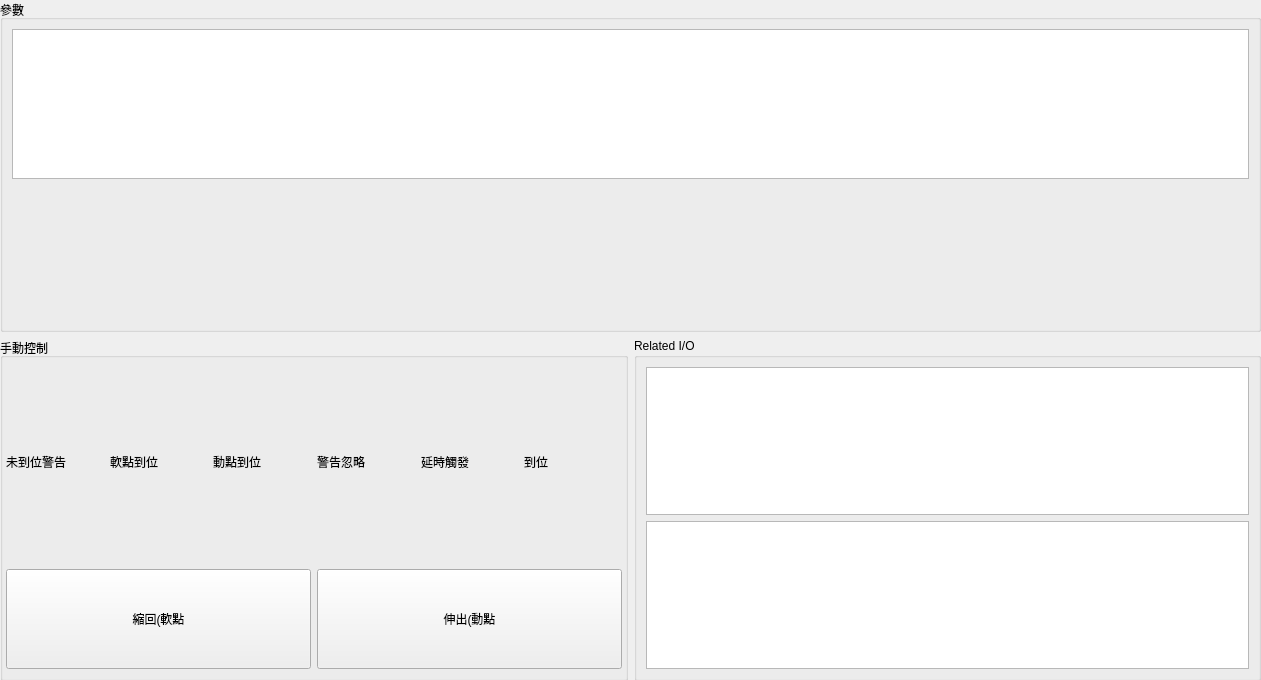
smandyscom/front-base-widget, file bank-view/frontcylinderpanel.ui: the form before one commit.
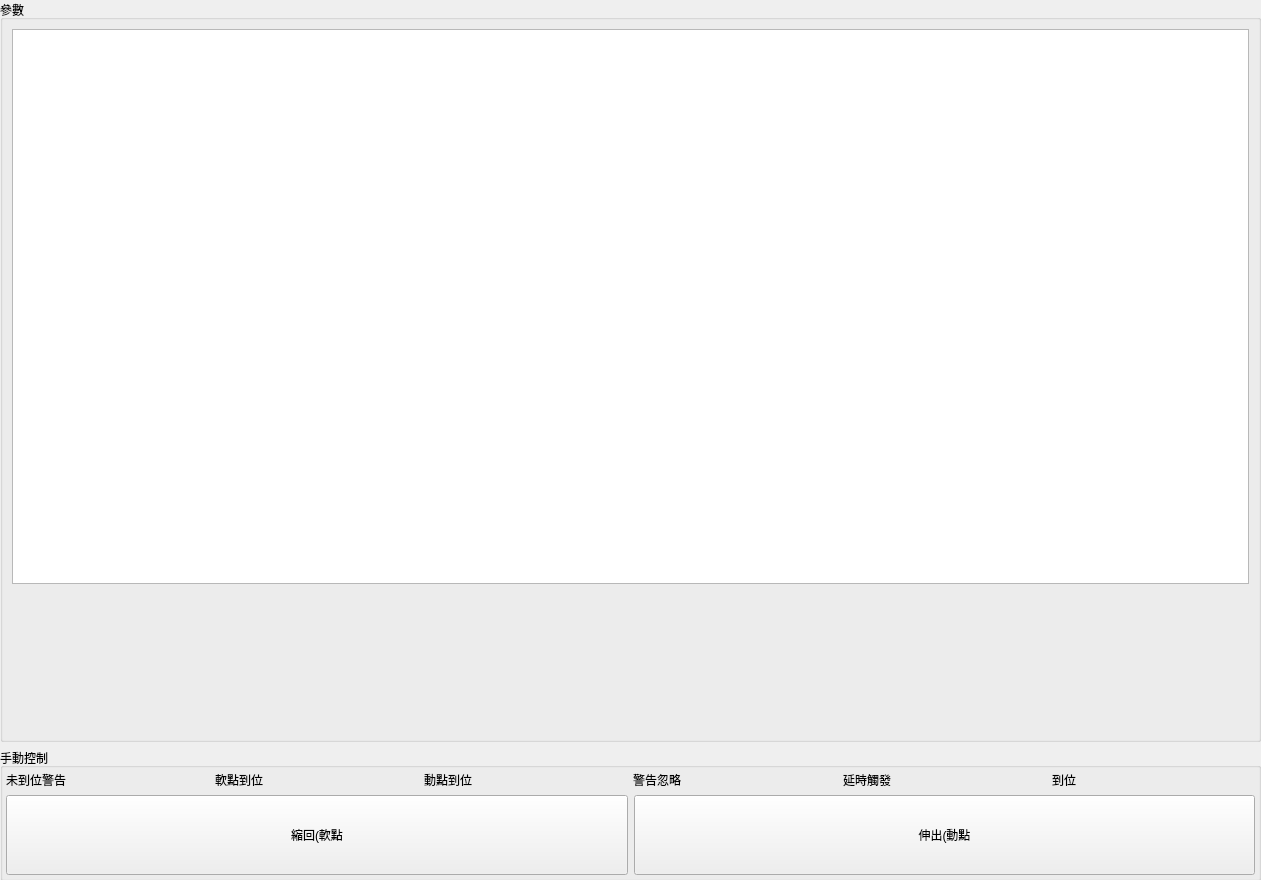
The form after the commit.

Commit message: cylinder view simplified

The edit to the form file:
```diff
--- a/bank-view/frontcylinderpanel.ui
+++ b/bank-view/frontcylinderpanel.ui
@@ -7,13 +7,13 @@
     <x>0</x>
     <y>0</y>
     <width>1261</width>
-    <height>680</height>
+    <height>880</height>
    </rect>
   </property>
   <property name="maximumSize">
    <size>
     <width>16777215</width>
-    <height>680</height>
+    <height>910</height>
    </size>
   </property>
   <property name="windowTitle">
@@ -25,7 +25,7 @@
      <x>0</x>
      <y>0</y>
      <width>1261</width>
-     <height>681</height>
+     <height>881</height>
     </rect>
    </property>
    <layout class="QVBoxLayout" name="verticalLayout_6">
@@ -56,7 +56,7 @@
          <item>
           <widget class="QWidget" name="widgetFilter" native="true">
            <property name="sizePolicy">
-            <sizepolicy hsizetype="Expanding" vsizetype="Expanding">
+            <sizepolicy hsizetype="Preferred" vsizetype="Preferred">
              <horstretch>0</horstretch>
              <verstretch>0</verstretch>
             </sizepolicy>
@@ -64,13 +64,13 @@
            <property name="minimumSize">
             <size>
              <width>0</width>
-             <height>135</height>
+             <height>140</height>
             </size>
            </property>
            <property name="maximumSize">
             <size>
              <width>16777215</width>
-             <height>140</height>
+             <height>200</height>
             </size>
            </property>
           </widget>
@@ -98,6 +98,9 @@
          <property name="rightMargin">
           <number>3</number>
          </property>
+         <property name="bottomMargin">
+          <number>3</number>
+         </property>
          <item>
           <layout class="QVBoxLayout" name="verticalLayoutControl">
            <item>
@@ -151,15 +154,21 @@
              <item>
               <widget class="QPushButton" name="pushButtonGoA">
                <property name="sizePolicy">
-                <sizepolicy hsizetype="Expanding" vsizetype="Expanding">
+                <sizepolicy hsizetype="Expanding" vsizetype="Preferred">
                  <horstretch>0</horstretch>
                  <verstretch>0</verstretch>
                 </sizepolicy>
                </property>
+               <property name="minimumSize">
+                <size>
+                 <width>0</width>
+                 <height>80</height>
+                </size>
+               </property>
                <property name="maximumSize">
                 <size>
                  <width>16777215</width>
-                 <height>100</height>
+                 <height>120</height>
                 </size>
                </property>
                <property name="text">
@@ -170,11 +179,17 @@
              <item>
               <widget class="QPushButton" name="pushButtonGoB">
                <property name="sizePolicy">
-                <sizepolicy hsizetype="Expanding" vsizetype="Expanding">
+                <sizepolicy hsizetype="Expanding" vsizetype="Preferred">
                  <horstretch>0</horstretch>
                  <verstretch>0</verstretch>
                 </sizepolicy>
                </property>
+               <property name="minimumSize">
+                <size>
+                 <width>0</width>
+                 <height>80</height>
+                </size>
+               </property>
                <property name="maximumSize">
                 <size>
                  <width>16777215</width>
@@ -193,25 +208,6 @@
         </layout>
        </widget>
       </item>
-      <item>
-       <widget class="QGroupBox" name="groupBoxRelatedIO">
-        <property name="title">
-         <string>Related I/O</string>
-        </property>
-        <layout class="QVBoxLayout" name="verticalLayout_3">
-         <item>
-          <layout class="QVBoxLayout" name="verticalLayout_2">
-           <item>
-            <widget class="QTableView" name="tableViewInputs"/>
-           </item>
-           <item>
-            <widget class="QTableView" name="tableViewOutputs"/>
-           </item>
-          </layout>
-         </item>
-        </layout>
-       </widget>
-      </item>
      </layout>
     </item>
    </layout>
```
The commit also changes 12 other files.
